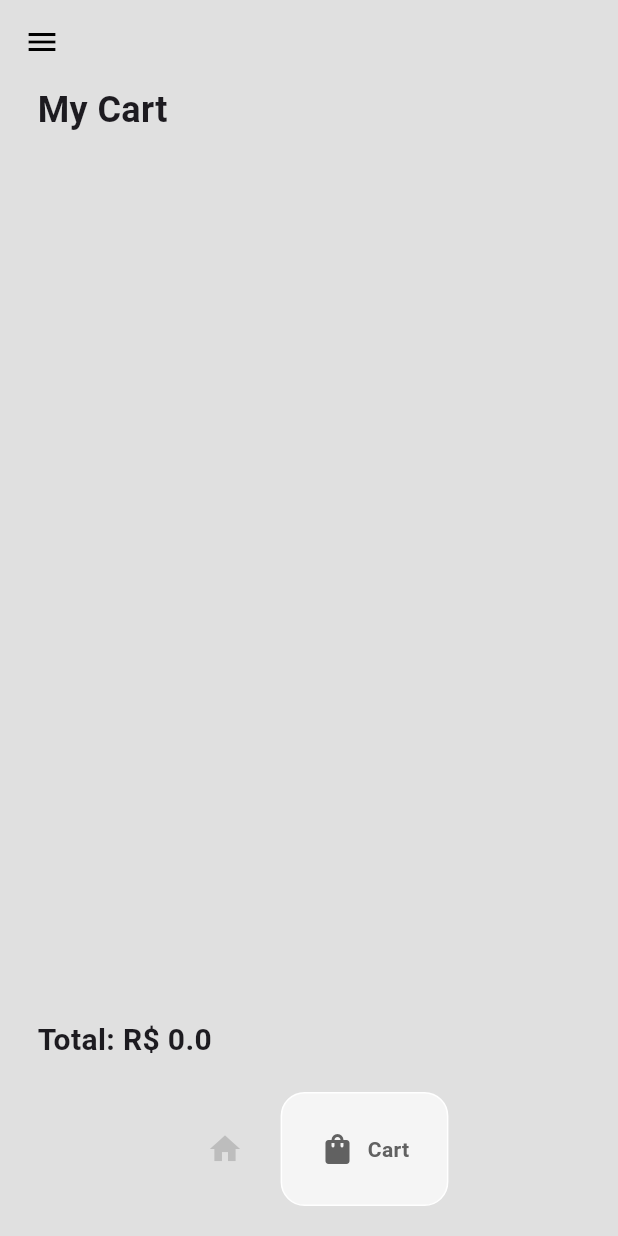
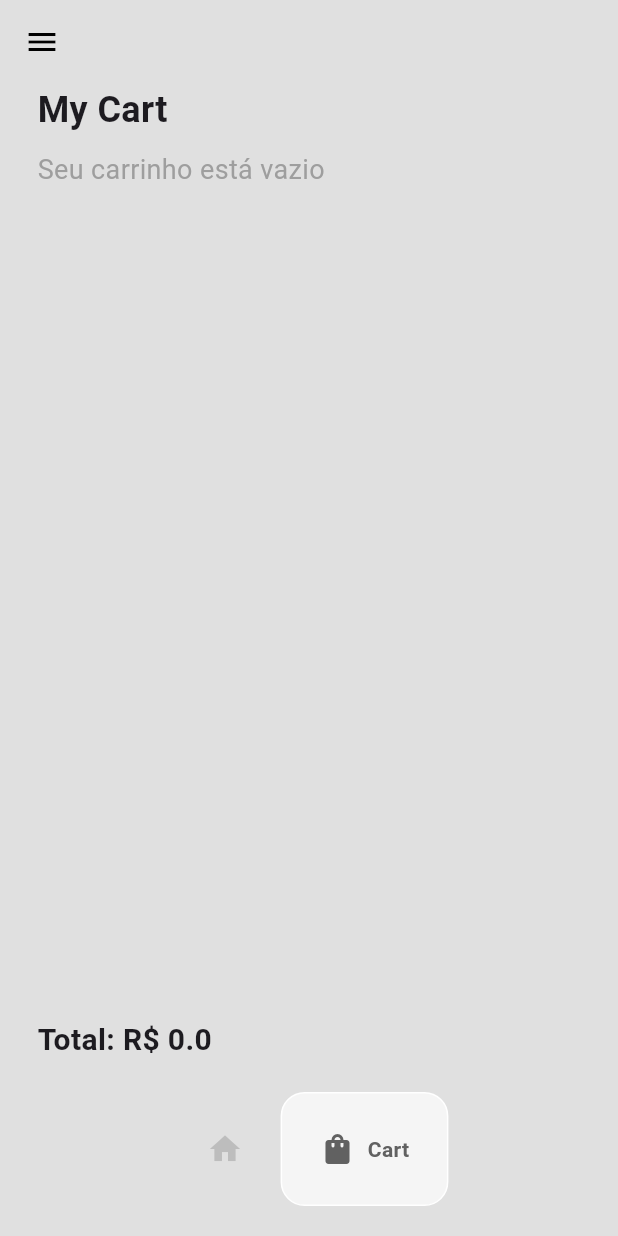
Before and after one commit to LucasPetruci/ecommerce_app, a Flutter app: the HomePage screen opened directly, item 2 of the bottom bar chosen, on a phone screen of 412 x 824 dp. Run offline on Flutter 3.47's test engine with Material 3 defaults, Android fonts, the phone set to English and light mode, and no system bars; drawn by our look-alikes of google_nav_bar.

Commit message:
feat: add empty cart message to CartPage

```diff
--- a/lib/pages/cart_page.dart
+++ b/lib/pages/cart_page.dart
@@ -25,6 +25,11 @@ class CartPage extends StatelessWidget {
               ),
             ),
             const SizedBox(height: 10),
+            if (value.getUserCart().isEmpty)
+              const Text(
+                'Seu carrinho está vazio',
+                style: TextStyle(fontSize: 18, color: Colors.grey),
+              ),
 
             Expanded(
               child: ListView.builder(
```
